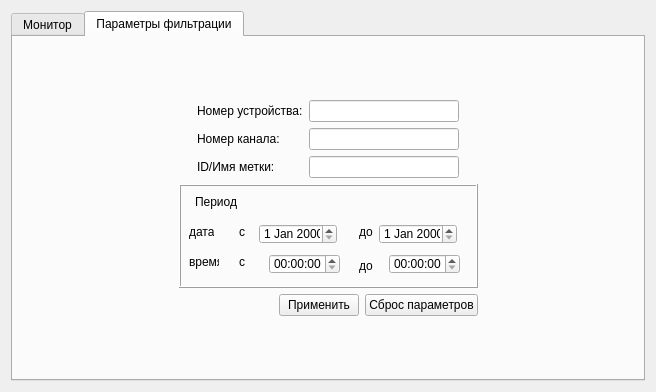
Above: audit/audit/ui/monitor_window.ui from BACuTPOH/r245 before the change. Below: the same form after it.
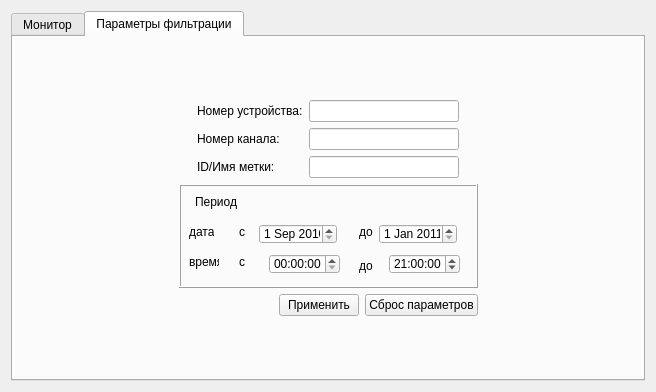
That is the form after the change.

What changed in the file:
```diff
--- a/audit/audit/ui/monitor_window.ui
+++ b/audit/audit/ui/monitor_window.ui
@@ -222,6 +222,16 @@
                 <height>20</height>
                </rect>
               </property>
+              <property name="dateTime">
+               <datetime>
+                <hour>0</hour>
+                <minute>0</minute>
+                <second>0</second>
+                <year>2011</year>
+                <month>1</month>
+                <day>1</day>
+               </datetime>
+              </property>
              </widget>
              <widget class="QLabel" name="label_8">
               <property name="geometry">
@@ -258,6 +268,16 @@
                 <height>20</height>
                </rect>
               </property>
+              <property name="dateTime">
+               <datetime>
+                <hour>21</hour>
+                <minute>0</minute>
+                <second>0</second>
+                <year>2000</year>
+                <month>1</month>
+                <day>1</day>
+               </datetime>
+              </property>
              </widget>
              <widget class="QDateEdit" name="sinceDateSpn">
               <property name="geometry">
@@ -268,6 +288,16 @@
                 <height>20</height>
                </rect>
               </property>
+              <property name="dateTime">
+               <datetime>
+                <hour>0</hour>
+                <minute>0</minute>
+                <second>0</second>
+                <year>2010</year>
+                <month>9</month>
+                <day>1</day>
+               </datetime>
+              </property>
              </widget>
              <widget class="QTimeEdit" name="sinceTimeSpn">
               <property name="geometry">
```
